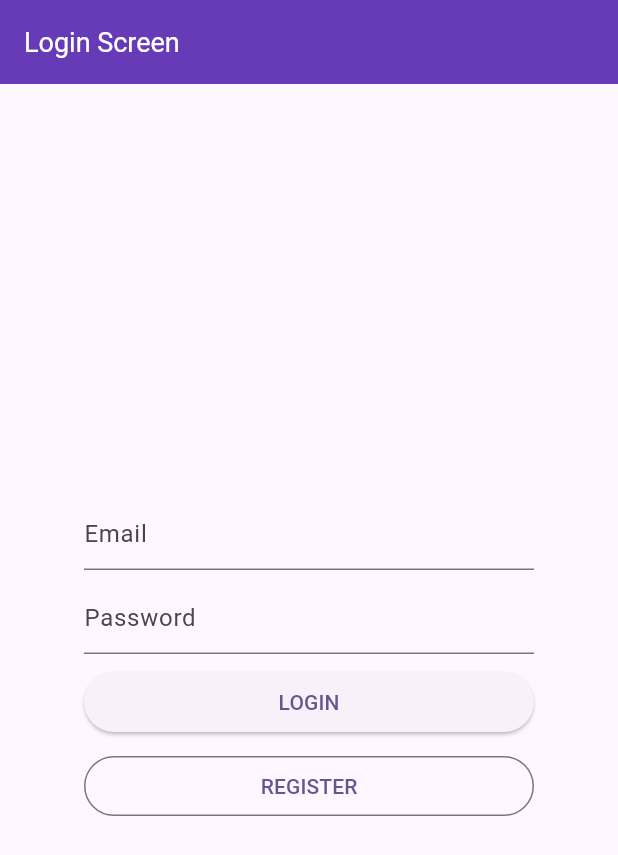
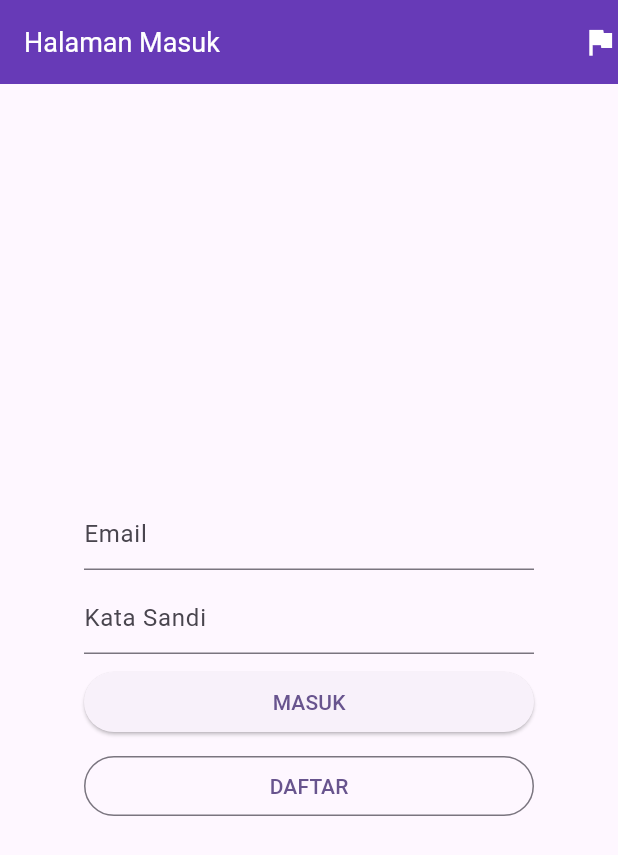
Before and after one commit to fathulaziss/flutter-intermediate-story-app, a Flutter app: the screen it shows after launch, on a phone screen of 412 x 824 dp. Shown: the top 855 px of the screen. Run offline on Flutter 3.47's test engine with Material 3 defaults, Android fonts, the light colour scheme and no system bars; our stand-ins replace cached_network_image, image_picker, shared_preferences; generated files the repository leaves out were written again; project files that could hold a hidden picture were left out.

Commit message:
implement localization

```diff
--- /dev/null
+++ b/l10n.yaml
@@ -0,0 +1,3 @@
+arb-dir: lib/l10n
+template-arb-file: app_id.arb
+output-localization-file: app_localizations.dart
--- /dev/null
+++ b/lib/data/model/localization_model.dart
@@ -0,0 +1,10 @@
+class LocalizationModel {
+  static String getFlag(String code) {
+    switch (code) {
+      case 'id':
+        return '${String.fromCharCode(0x1F1EE)}${String.fromCharCode(0x1F1E9)}';
+      default:
+        return '${String.fromCharCode(0x1F1FA)}${String.fromCharCode(0x1F1F8)}';
+    }
+  }
+}
--- a/lib/main.dart
+++ b/lib/main.dart
@@ -1,11 +1,13 @@
 import 'package:flutter/material.dart';
+import 'package:flutter_gen/gen_l10n/app_localizations.dart';
 import 'package:flutter_intermediate_story_app/common/url_strategy.dart';
 import 'package:flutter_intermediate_story_app/data/repositories/auth_repository.dart';
 import 'package:flutter_intermediate_story_app/data/repositories/story_repository.dart';
 import 'package:flutter_intermediate_story_app/provider/auth_provider.dart';
+import 'package:flutter_intermediate_story_app/provider/localization_provider.dart';
+import 'package:flutter_intermediate_story_app/provider/page_provider.dart';
 import 'package:flutter_intermediate_story_app/provider/story_provider.dart';
 import 'package:flutter_intermediate_story_app/routes/page_information_parser.dart';
-import 'package:flutter_intermediate_story_app/routes/page_manager.dart';
 import 'package:flutter_intermediate_story_app/routes/router_delegate.dart';
 import 'package:provider/provider.dart';
 
@@ -23,32 +25,39 @@ class StoryApp extends StatefulWidget {
 
 class _MyAppState extends State<StoryApp> {
   late MyRouterDelegate myRouterDelegate;
+  late MyRouteInformationParser myRouteInformationParser;
+  late PageProvider pageProvider;
   late AuthProvider authProvider;
   late StoryProvider storyProvider;
-  late PageManager routeProvider;
-  late MyRouteInformationParser myRouteInformationParser;
+  late LocalizationProvider localizationProvider;
 
   @override
   void initState() {
     super.initState();
     final authRepository = AuthRepository();
     final storyRepository = StoryRepository();
+
+    myRouterDelegate = MyRouterDelegate(authRepository);
+    myRouteInformationParser = MyRouteInformationParser();
+    pageProvider = PageProvider();
     authProvider = AuthProvider(authRepository);
     storyProvider = StoryProvider(storyRepository);
-    routeProvider = PageManager();
-    myRouterDelegate = MyRouterDelegate(authRepository);
-    myRouteInformationParser = MyRouteInformationParser();
+    localizationProvider = LocalizationProvider();
   }
 
   @override
   Widget build(BuildContext context) {
     return MultiProvider(
       providers: [
-        ChangeNotifierProvider(create: (context) => routeProvider),
+        ChangeNotifierProvider(create: (context) => pageProvider),
         ChangeNotifierProvider(create: (context) => authProvider),
         ChangeNotifierProvider(create: (context) => storyProvider),
+        ChangeNotifierProvider(create: (context) => localizationProvider),
       ],
-      child: MaterialApp.router(
+      builder: (context, child) {
+        final localizationProvider = Provider.of<LocalizationProvider>(context);
+
+        return MaterialApp.router(
           theme: ThemeData(
             useMaterial3: true,
             colorScheme: ColorScheme.fromSeed(seedColor: Colors.deepPurple),
@@ -61,25 +70,28 @@ class _MyAppState extends State<StoryApp> {
           routerDelegate: myRouterDelegate,
           routeInformationParser: myRouteInformationParser,
           backButtonDispatcher: RootBackButtonDispatcher(),
-      ),
+          localizationsDelegates: AppLocalizations.localizationsDelegates,
+          supportedLocales: AppLocalizations.supportedLocales,
+          locale: localizationProvider.locale,
         );
-
-    // return ChangeNotifierProvider(
-    //   create: (context) => authProvider,
-    //   child: MaterialApp.router(
-    //     theme: ThemeData(
-    //       useMaterial3: true,
-    //       colorScheme: ColorScheme.fromSeed(seedColor: Colors.deepPurple),
-    //       appBarTheme: const AppBarTheme(
-    //         color: Colors.deepPurple,
-    //         titleTextStyle: TextStyle(color: Colors.white, fontSize: 18),
-    //         iconTheme: IconThemeData(color: Colors.white),
-    //       ),
+      },
+      // child: MaterialApp.router(
+      //   theme: ThemeData(
+      //     useMaterial3: true,
+      //     colorScheme: ColorScheme.fromSeed(seedColor: Colors.deepPurple),
+      //     appBarTheme: const AppBarTheme(
+      //       color: Colors.deepPurple,
+      //       titleTextStyle: TextStyle(color: Colors.white, fontSize: 18),
+      //       iconTheme: IconThemeData(color: Colors.white),
       //     ),
-    //     routerDelegate: myRouterDelegate,
-    //     routeInformationParser: myRouteInformationParser,
-    //     backButtonDispatcher: RootBackButtonDispatcher(),
       //   ),
-    // );
+      //   routerDelegate: myRouterDelegate,
+      //   routeInformationParser: myRouteInformationParser,
+      //   backButtonDispatcher: RootBackButtonDispatcher(),
+      //   localizationsDelegates: AppLocalizations.localizationsDelegates,
+      //   supportedLocales: AppLocalizations.supportedLocales,
+      //   locale: context.read<LocalizationProvider>().locale,
+      // ),
+    );
   }
 }
--- /dev/null
+++ b/lib/provider/localization_provider.dart
@@ -0,0 +1,11 @@
+import 'package:flutter/material.dart';
+
+class LocalizationProvider extends ChangeNotifier {
+  Locale _locale = const Locale('id');
+  Locale get locale => _locale;
+
+  void setLocale(Locale locale) {
+    _locale = locale;
+    notifyListeners();
+  }
+}
--- a/lib/routes/page_manager.dart
+++ b/lib/provider/page_provider.dart
@@ -2,7 +2,7 @@ import 'dart:async';
 
 import 'package:flutter/material.dart';
 
-class PageManager extends ChangeNotifier {
+class PageProvider extends ChangeNotifier {
   late Completer<String> _completer;
 
   Future<String> waitForResult() async {
--- a/lib/screen/home_screen.dart
+++ b/lib/screen/home_screen.dart
@@ -1,8 +1,8 @@
 import 'package:flutter/material.dart';
 import 'package:flutter_intermediate_story_app/data/model/stories_model.dart';
 import 'package:flutter_intermediate_story_app/provider/auth_provider.dart';
+import 'package:flutter_intermediate_story_app/provider/page_provider.dart';
 import 'package:flutter_intermediate_story_app/provider/story_provider.dart';
-import 'package:flutter_intermediate_story_app/routes/page_manager.dart';
 import 'package:flutter_intermediate_story_app/widgets/stories_card.dart';
 import 'package:provider/provider.dart';
 
@@ -74,7 +74,7 @@ class _HomeScreenState extends State<HomeScreen> {
 
           widget.onAddStory();
 
-          final dataString = await context.read<PageManager>().waitForResult();
+          final dataString = await context.read<PageProvider>().waitForResult();
           if (dataString.isNotEmpty) {
             await getStories();
           }
--- a/lib/screen/login_screen.dart
+++ b/lib/screen/login_screen.dart
@@ -1,5 +1,7 @@
 import 'package:flutter/material.dart';
+import 'package:flutter_gen/gen_l10n/app_localizations.dart';
 import 'package:flutter_intermediate_story_app/provider/auth_provider.dart';
+import 'package:flutter_intermediate_story_app/widgets/flag_icon.dart';
 import 'package:provider/provider.dart';
 
 class LoginScreen extends StatefulWidget {
@@ -32,7 +34,10 @@ class _LoginScreenState extends State<LoginScreen> {
   @override
   Widget build(BuildContext context) {
     return Scaffold(
-      appBar: AppBar(title: const Text('Login Screen')),
+      appBar: AppBar(
+        title: Text(AppLocalizations.of(context)!.loginAppBar),
+        actions: const [FlagIcon()],
+      ),
       body: Center(
         child: ConstrainedBox(
           constraints: const BoxConstraints(maxWidth: 300),
@@ -46,20 +51,24 @@ class _LoginScreenState extends State<LoginScreen> {
                   controller: emailController,
                   validator: (value) {
                     if (value == null || value.isEmpty) {
-                      return 'Please enter your email.';
+                      return AppLocalizations.of(context)!.emailValidator;
                     }
                     return null;
                   },
-                  decoration: const InputDecoration(hintText: 'Email'),
+                  decoration: InputDecoration(
+                    hintText: AppLocalizations.of(context)!.email,
+                  ),
                 ),
                 const SizedBox(height: 8),
                 TextFormField(
                   controller: passwordController,
                   obscureText: true,
-                  decoration: const InputDecoration(hintText: 'Password'),
+                  decoration: InputDecoration(
+                    hintText: AppLocalizations.of(context)!.password,
+                  ),
                   validator: (value) {
                     if (value == null || value.isEmpty) {
-                      return 'Please enter your password.';
+                      return AppLocalizations.of(context)!.passwordValidator;
                     }
                     return null;
                   },
@@ -88,7 +97,7 @@ class _LoginScreenState extends State<LoginScreen> {
                         if (result.error != true) widget.onLogin();
                       }
                     },
-                    child: const Text('LOGIN'),
+                    child: Text(AppLocalizations.of(context)!.loginButton),
                   ),
                 const SizedBox(height: 8),
                 OutlinedButton(
@@ -96,7 +105,7 @@ class _LoginScreenState extends State<LoginScreen> {
                     FocusManager.instance.primaryFocus?.unfocus();
                     widget.onRegister();
                   },
-                  child: const Text('REGISTER'),
+                  child: Text(AppLocalizations.of(context)!.registerButton),
                 ),
               ],
             ),
--- a/lib/screen/splash_screen.dart
+++ b/lib/screen/splash_screen.dart
@@ -1,4 +1,5 @@
 import 'package:flutter/material.dart';
+import 'package:flutter_gen/gen_l10n/app_localizations.dart';
 
 class SplashScreen extends StatefulWidget {
   const SplashScreen({super.key});
@@ -13,7 +14,7 @@ class _SplashScreenState extends State<SplashScreen> {
     return Scaffold(
       body: Center(
         child: Text(
-          'Loading Splash Screen',
+          AppLocalizations.of(context)!.splashScreenText,
           style: Theme.of(context).textTheme.headlineSmall,
         ),
       ),
--- a/lib/screen/stories_add_screen.dart
+++ b/lib/screen/stories_add_screen.dart
@@ -3,8 +3,8 @@ import 'dart:io';
 import 'package:cached_network_image/cached_network_image.dart';
 import 'package:flutter/foundation.dart';
 import 'package:flutter/material.dart';
+import 'package:flutter_intermediate_story_app/provider/page_provider.dart';
 import 'package:flutter_intermediate_story_app/provider/story_provider.dart';
-import 'package:flutter_intermediate_story_app/routes/page_manager.dart';
 import 'package:image_picker/image_picker.dart';
 import 'package:provider/provider.dart';
 
@@ -97,7 +97,7 @@ class _StoriesAddScreenState extends State<StoriesAddScreen> {
                           descriptionController.clear();
                           widget.onUpload();
                           if (context.mounted) {
-                            context.read<PageManager>().returnData('success');
+                            context.read<PageProvider>().returnData('success');
                           }
                         }
                       } else {
--- /dev/null
+++ b/lib/widgets/flag_icon.dart
@@ -0,0 +1,35 @@
+import 'package:flutter/material.dart';
+import 'package:flutter_gen/gen_l10n/app_localizations.dart';
+import 'package:flutter_intermediate_story_app/data/model/localization_model.dart';
+import 'package:flutter_intermediate_story_app/provider/localization_provider.dart';
+import 'package:provider/provider.dart';
+
+class FlagIcon extends StatelessWidget {
+  const FlagIcon({super.key});
+
+  @override
+  Widget build(BuildContext context) {
+    return DropdownButtonHideUnderline(
+      child: DropdownButton(
+        icon: const Icon(Icons.flag, color: Colors.white),
+        items: AppLocalizations.supportedLocales.map((Locale locale) {
+          final flag = LocalizationModel.getFlag(locale.languageCode);
+          return DropdownMenuItem(
+            value: locale,
+            child: Center(
+              child: Text(
+                flag,
+                style: Theme.of(context).textTheme.headlineMedium,
+              ),
+            ),
+            onTap: () {
+              Provider.of<LocalizationProvider>(context, listen: false)
+                  .setLocale(locale);
+            },
+          );
+        }).toList(),
+        onChanged: (_) {},
+      ),
+    );
+  }
+}
--- a/pubspec.yaml
+++ b/pubspec.yaml
@@ -32,6 +32,8 @@ dependencies:
   cupertino_icons: ^1.0.2
   flutter:
     sdk: flutter
+  flutter_localizations:
+    sdk: flutter
   flutter_web_plugins:
     sdk: flutter
   http: ^1.2.0
@@ -52,6 +54,7 @@ flutter:
   # The following line ensures that the Material Icons font is
   # included with your application, so that you can use the icons in
   # the material Icons class.
+  generate: true
   uses-material-design: true
   # To add assets to your application, add an assets section, like this:
   # assets:
```
Also changed, not shown: lib/l10n/app_en.arb (added, +13 -0 lines), lib/l10n/app_id.arb (added, +46 -0 lines), lib/screen/register_screen.dart (+16 -9 lines), 1 other file. Lines whose indentation alone changed are shown as unchanged.
